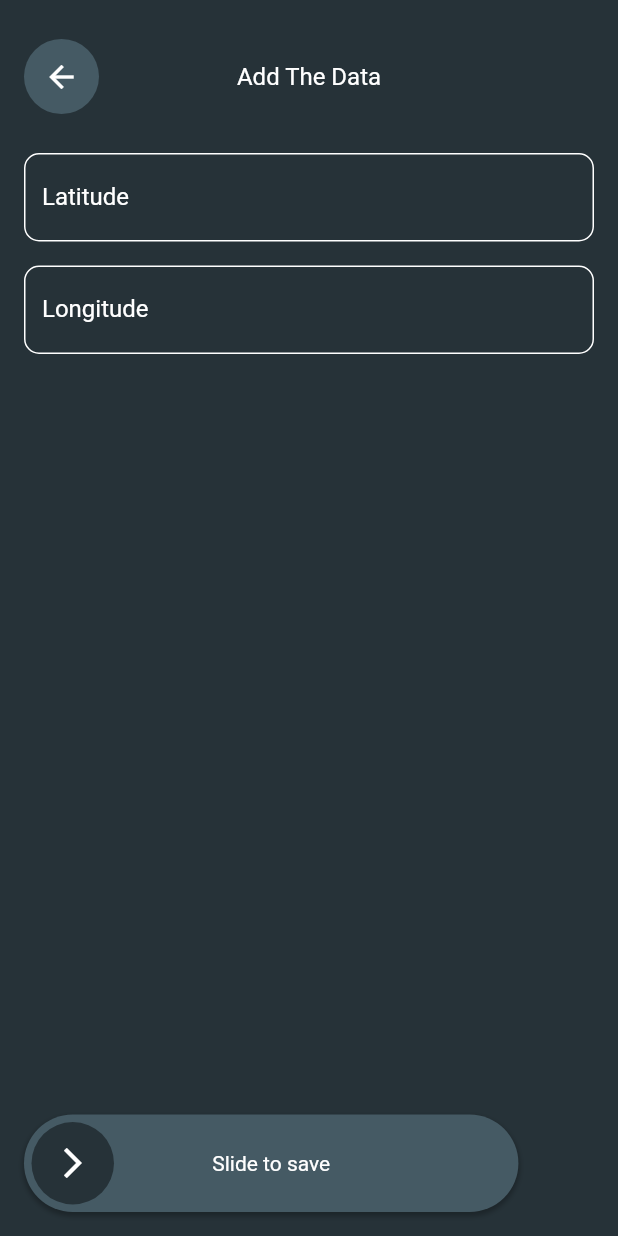
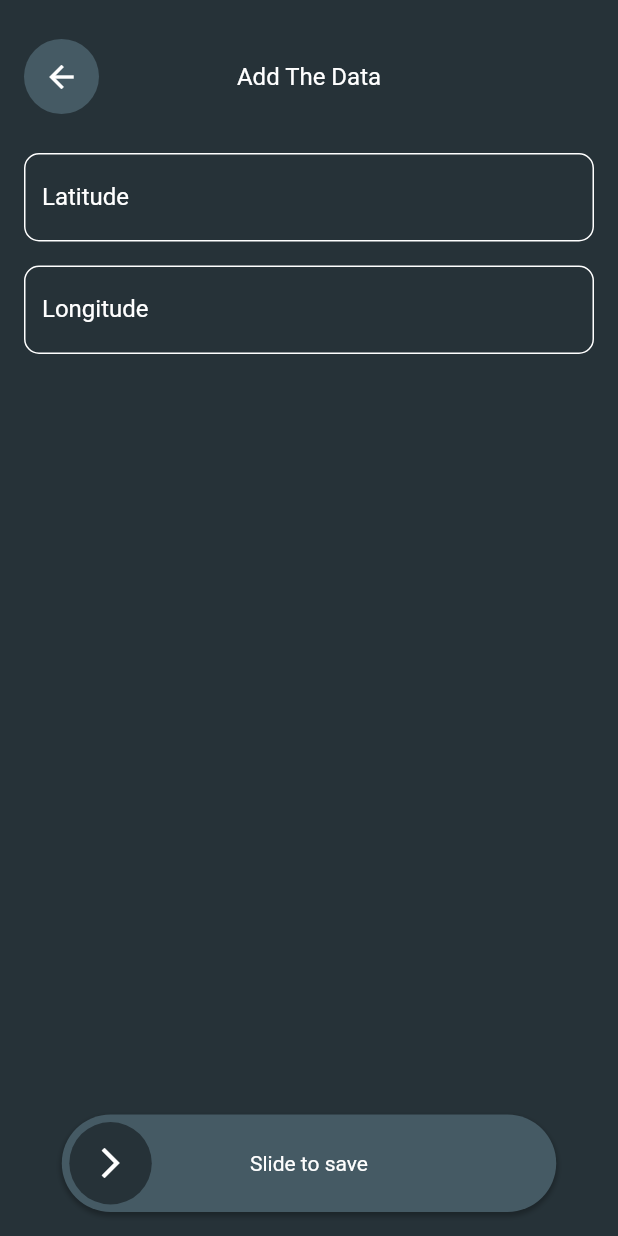
Before and after one commit to dhirajnikam/challenge, a Flutter app: the NewProfileScreen screen opened directly, on a phone screen of 412 x 824 dp. Run offline on Flutter 3.47's test engine with Material 2 defaults, Android fonts, the phone set to English and light mode, and no system bars; drawn by our look-alikes of action_slider; our stand-ins replace get; missing offline and left inert: sqlite3; accounts and stored records are empty.

Commit message:
package changes

```diff
--- a/lib/screen/home_screen.dart
+++ b/lib/screen/home_screen.dart
@@ -105,7 +105,6 @@ class _HomeScreenState extends State<HomeScreen> {
                                   );
                                 },
                                 child: Container(
-                                  // height: Get.height * 0.15,
                                   width: Get.width * 0.9,
                                   decoration: BoxDecoration(
                                     borderRadius: BorderRadius.circular(30),
--- a/lib/screen/new_profile.dart
+++ b/lib/screen/new_profile.dart
@@ -11,11 +11,15 @@ class NewProfileScreen extends StatelessWidget {
   Widget build(BuildContext context) {
     return Scaffold(
       backgroundColor: Theme.of(context).primaryColor,
-      body: Padding(
+      body: SingleChildScrollView(
+        child: Obx(
+          () => Container(
+            height: Get.height,
+            width: Get.width,
+            child: SafeArea(
+              child: Padding(
                 padding: const EdgeInsets.all(16.0),
-        child: SafeArea(
-          child: Obx(
-            () => Column(
+                child: Column(
                   crossAxisAlignment: CrossAxisAlignment.start,
                   children: [
                     Container(
@@ -48,7 +52,8 @@ class NewProfileScreen extends StatelessWidget {
                             child: Text(
                               "Add The Data",
                               textAlign: TextAlign.center,
-                          style: TextStyle(fontSize: 16.0, color: Colors.white),
+                              style: TextStyle(
+                                  fontSize: 16.0, color: Colors.white),
                             ),
                           ),
                         ],
@@ -86,15 +91,16 @@ class NewProfileScreen extends StatelessWidget {
                             children: [
                               const Text(
                                 'Color:',
-                            style:
-                                TextStyle(fontSize: 16.0, color: Colors.white),
+                                style: TextStyle(
+                                    fontSize: 16.0, color: Colors.white),
                               ),
                               const SizedBox(width: 8.0),
                               Container(
                                 width: 32.0,
                                 height: 32.0,
                                 decoration: BoxDecoration(
-                              border: Border.all(color: Colors.white, width: 1),
+                                  border:
+                                      Border.all(color: Colors.white, width: 1),
                                   color: controller.color.value,
                                   borderRadius: BorderRadius.circular(16.0),
                                 ),
@@ -212,7 +218,8 @@ class NewProfileScreen extends StatelessWidget {
                         style: TextStyle(color: Colors.red),
                       ),
                     Spacer(),
-                ActionSlider.standard(
+                    Center(
+                      child: ActionSlider.standard(
                         icon: Icon(
                           Icons.arrow_forward_ios_outlined,
                           color: Colors.white,
@@ -241,7 +248,10 @@ class NewProfileScreen extends StatelessWidget {
                           cont.reset(); //resets the slider
                         },
                       ),
+                    ),
                   ],
+                ),
+              ),
             ),
           ),
         ),
--- a/lib/screen/profile_screen.dart
+++ b/lib/screen/profile_screen.dart
@@ -141,7 +141,8 @@ class ProfileScreen extends StatelessWidget {
                 init: CommonController(),
                 initState: (_) {},
                 builder: (_) {
-                  return ActionSlider.standard(
+                  return Center(
+                    child: ActionSlider.standard(
                       icon: Icon(
                         Icons.arrow_forward_ios_outlined,
                         color: Colors.white,
@@ -176,6 +177,7 @@ class ProfileScreen extends StatelessWidget {
                         await Future.delayed(const Duration(seconds: 1));
                         cont.reset(); //resets the slider
                       },
+                    ),
                   );
                 },
               ),
--- a/pubspec.yaml
+++ b/pubspec.yaml
@@ -35,6 +35,7 @@ dependencies:
   get: ^4.6.5
   path_provider: ^2.0.15
   sqlite3: ^2.0.0
+  sqlite3_flutter_libs: ^0.5.15
 
 dev_dependencies:
   flutter_lints: ^2.0.0
```
Also changed, not shown: lib/controller/common_controller.dart (+11 -0 lines), pubspec.lock, 5 other files. Lines whose indentation alone changed are shown as unchanged.
